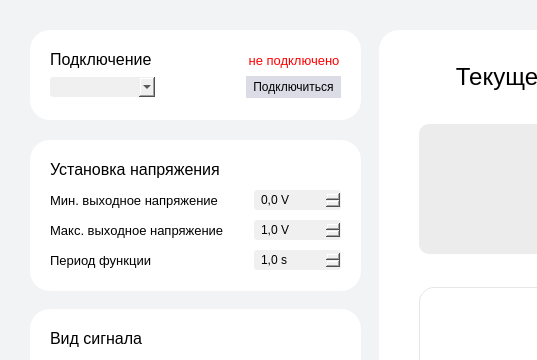
EgorkA82/Signalerator, file app/mainwindow.ui: the form before one commit; both pictures show x 0 to 537 and y 0 to 360 of the 800 by 570 pixel window.
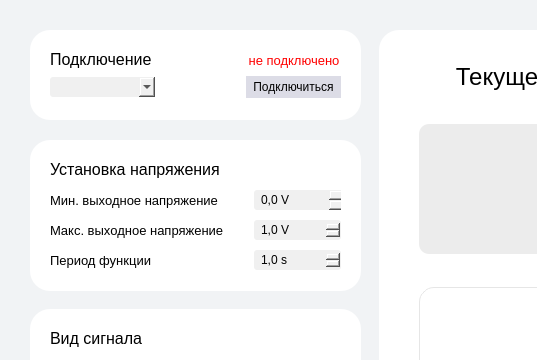
The form after the commit. Custom widgets are drawn as their Qt base class.

Commit message: Добавлена поддержка незапланированного отключения устройства Работа с интерфейсом вынесена в отдельный класс Добавлены комментарии

Patch:
```diff
--- a/app/mainwindow.ui
+++ b/app/mainwindow.ui
@@ -501,6 +501,15 @@
 border-radius: 3px;
 padding-left: 5px;</string>
           </property>
+          <property name="wrapping">
+           <bool>false</bool>
+          </property>
+          <property name="frame">
+           <bool>false</bool>
+          </property>
+          <property name="readOnly">
+           <bool>false</bool>
+          </property>
           <property name="suffix">
            <string> V</string>
           </property>
```
Left out of the diff: 8 changed lines with no effect on the pictures. The commit also changes 7 other files.
